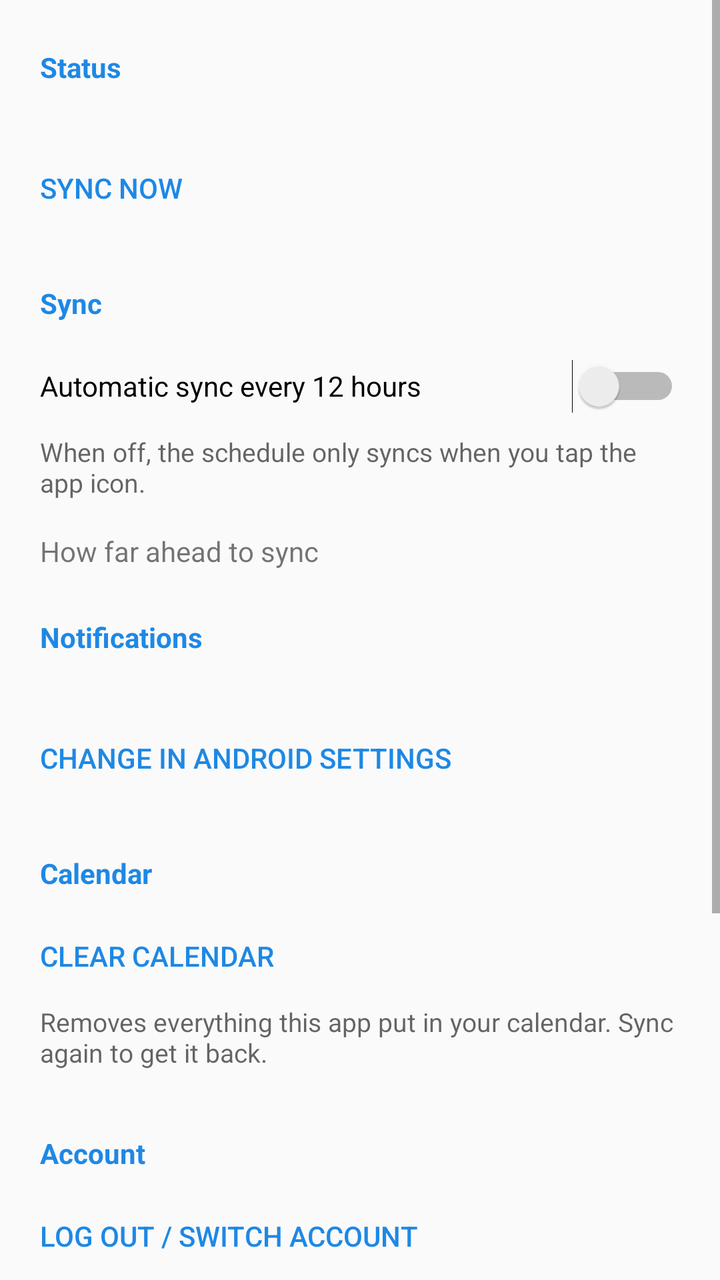
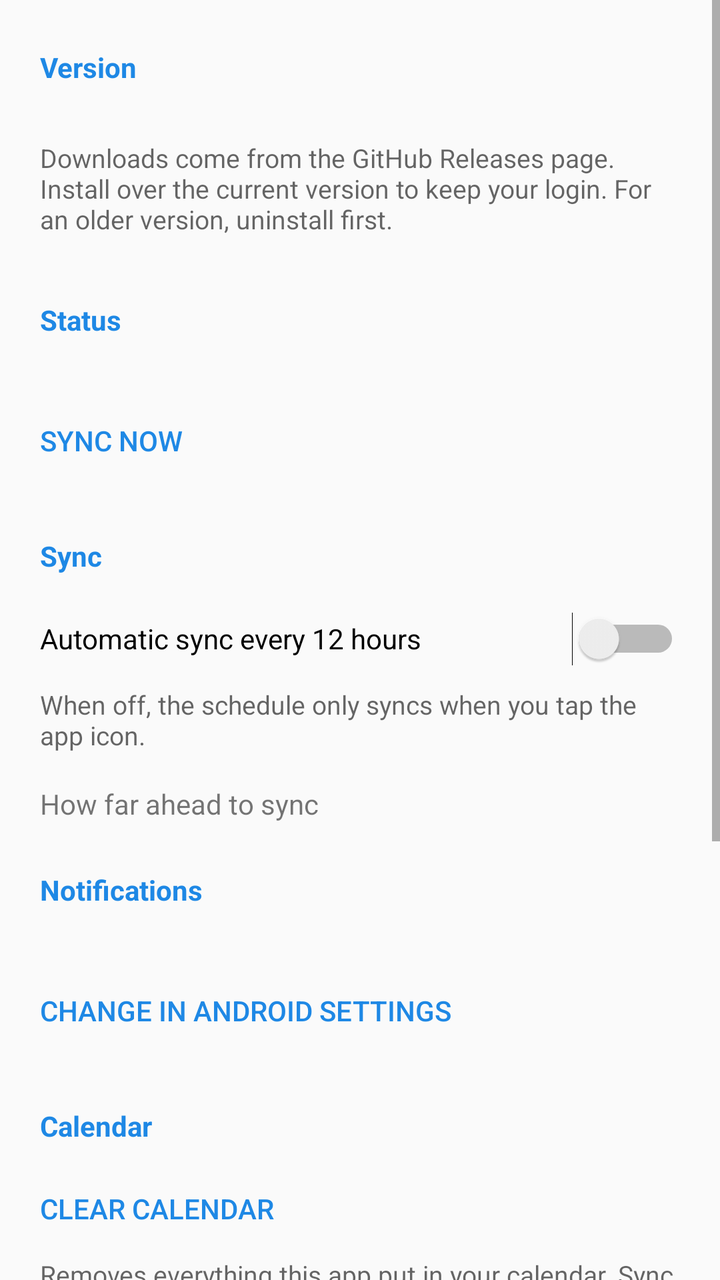

Compare the two renders of this Android layout. The source of the first and the diff that turns it into the second are given below.
<!-- AndroidManifest.xml: activity theme Theme.EduarteSync.Screen -->
<!-- res/layout/activity_settings.xml -->
<?xml version="1.0" encoding="utf-8"?>
<ScrollView xmlns:android="http://schemas.android.com/apk/res/android"
    android:layout_width="match_parent"
    android:layout_height="match_parent">

    <LinearLayout
        android:layout_width="match_parent"
        android:layout_height="wrap_content"
        android:orientation="vertical"
        android:paddingHorizontal="20dp"
        android:paddingBottom="24dp">

        <TextView style="@style/SectionHeader" android:text="Status" />
        <TextView
            android:id="@+id/status"
            android:layout_width="match_parent"
            android:layout_height="wrap_content" />
        <Button
            android:id="@+id/syncNow"
            style="@style/RowButton"
            android:text="Sync now" />

        <TextView style="@style/SectionHeader" android:text="Sync" />
        <Switch
            android:id="@+id/autoSync"
            android:layout_width="match_parent"
            android:layout_height="wrap_content"
            android:minHeight="48dp"
            android:text="Automatic sync every 12 hours" />
        <TextView
            style="@style/Hint"
            android:text="When off, the schedule only syncs when you tap the app icon." />
        <TextView
            android:layout_width="match_parent"
            android:layout_height="wrap_content"
            android:paddingTop="8dp"
            android:text="How far ahead to sync" />
        <RadioGroup
            android:id="@+id/range"
            android:layout_width="match_parent"
            android:layout_height="wrap_content" />

        <TextView style="@style/SectionHeader" android:text="Notifications" />
        <TextView
            android:id="@+id/notificationStatus"
            android:layout_width="match_parent"
            android:layout_height="wrap_content" />
        <Button
            android:id="@+id/notificationSettings"
            style="@style/RowButton"
            android:text="Change in Android settings" />

        <TextView style="@style/SectionHeader" android:text="Calendar" />
        <Button
            android:id="@+id/clearCalendar"
            style="@style/RowButton"
            android:text="Clear calendar" />
        <TextView
            style="@style/Hint"
            android:text="Removes everything this app put in your calendar. Sync again to get it back." />

        <TextView style="@style/SectionHeader" android:text="Account" />
        <Button
            android:id="@+id/logOut"
            style="@style/RowButton"
            android:text="Log out / switch account" />
        <TextView
            style="@style/Hint"
            android:text="Removes your Eduarte login from this phone. Your password was never stored by this app." />

        <TextView style="@style/SectionHeader" android:text="Beta" />
        <Button
            android:id="@+id/subjects"
            style="@style/RowButton"
            android:text="Subjects" />
        <TextView
            style="@style/Hint"
            android:text="Give each subject its own name, emoji and color in your calendar." />

        <TextView
            android:id="@+id/version"
            style="@style/Hint"
            android:paddingTop="24dp" />
    </LinearLayout>
</ScrollView>
<!-- resources referenced by this layout -->
<resources>
  <style name="Hint">
          <item name="android:layout_width">match_parent</item>
          <item name="android:layout_height">wrap_content</item>
          <item name="android:paddingBottom">8dp</item>
          <item name="android:textColor">?android:attr/textColorSecondary</item>
          <item name="android:textSize">13sp</item>
      </style>
  <style name="RowButton" parent="android:Widget.Material.Button.Borderless.Colored">
          <item name="android:layout_width">wrap_content</item>
          <item name="android:layout_height">wrap_content</item>
          <item name="android:paddingStart">0dp</item>
          <item name="android:gravity">start|center_vertical</item>
      </style>
  <style name="SectionHeader">
          <item name="android:layout_width">match_parent</item>
          <item name="android:layout_height">wrap_content</item>
          <item name="android:paddingTop">24dp</item>
          <item name="android:paddingBottom">8dp</item>
          <item name="android:textColor">?android:attr/colorAccent</item>
          <item name="android:textSize">14sp</item>
          <item name="android:textStyle">bold</item>
      </style>
  <style name="Theme.EduarteSync.Screen" parent="android:Theme.Material.Light.DarkActionBar">
          <item name="android:colorPrimary">@color/ic_launcher_background</item>
          <item name="android:colorPrimaryDark">@color/primary_dark</item>
          <item name="android:colorAccent">@color/ic_launcher_background</item>
      </style>
  <color name="ic_launcher_background">#1E88E5</color>
  <color name="primary_dark">#1565C0</color>
</resources>

<!-- the commit's change to res/layout/activity_settings.xml (unified diff, before → after) -->
@@ -9,6 +9,24 @@
         android:orientation="vertical"
         android:paddingHorizontal="20dp"
         android:paddingBottom="24dp">
+
+        <TextView style="@style/SectionHeader" android:text="Version" />
+        <TextView
+            android:id="@+id/version"
+            android:layout_width="match_parent"
+            android:layout_height="wrap_content" />
+        <Button
+            android:id="@+id/downloadUpdate"
+            style="@style/RowButton"
+            android:visibility="gone" />
+        <Button
+            android:id="@+id/allVersions"
+            style="@style/RowButton"
+            android:text="All versions"
+            android:visibility="gone" />
+        <TextView
+            style="@style/Hint"
+            android:text="Downloads come from the GitHub Releases page. Install over the current version to keep your login. For an older version, uninstall first." />
 
         <TextView style="@style/SectionHeader" android:text="Status" />
         <TextView
@@ -76,10 +94,5 @@
         <TextView
             style="@style/Hint"
             android:text="Give each subject its own name, emoji and color in your calendar." />
-
-        <TextView
-            android:id="@+id/version"
-            style="@style/Hint"
-            android:paddingTop="24dp" />
     </LinearLayout>
 </ScrollView>
